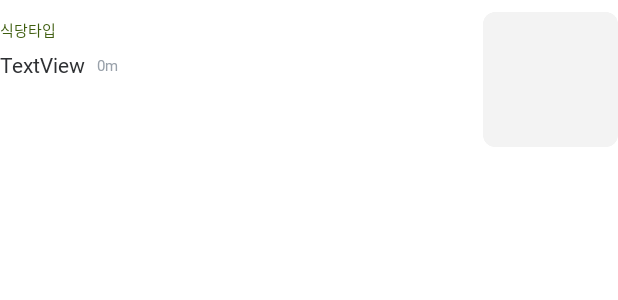
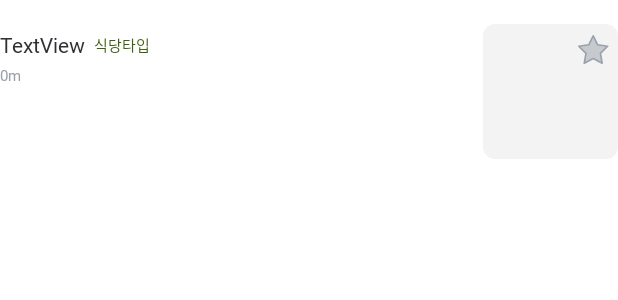
Before and after one commit to jeonghyeonee/jigu, an Android app: the layout recycler_rest_list.xml on its own in the app's theme, with its tools: preview values and no code run, on a phone screen of 412 x 824 dp. Shown: the top 300 px of the screen. Run offline under Robolectric (Android 15) with nearby library versions, the phone set to English and light mode, and no system bars.

Commit message:
modify rest page layout

```diff
--- /dev/null
+++ b/app/src/main/res/drawable/icon_rest_fav.xml
@@ -0,0 +1,7 @@
+<vector android:height="30dp" android:viewportHeight="12"
+    android:viewportWidth="12" android:width="30dp" xmlns:android="http://schemas.android.com/apk/res/android">
+    <path android:fillAlpha="0.5" android:fillColor="#99A1AA"
+        android:pathData="M6.258,1L7.882,4.291L11.515,4.822L8.886,7.383L9.507,11L6.258,9.291L3.008,11L3.629,7.383L1,4.822L4.633,4.291L6.258,1Z"
+        android:strokeColor="#99A1AA" android:strokeLineCap="round"
+        android:strokeLineJoin="round" android:strokeWidth="0.6"/>
+</vector>
--- a/app/src/main/res/layout/rest_list_recycler.xml
+++ b/app/src/main/res/layout/recycler_rest_list.xml
@@ -19,7 +19,7 @@
         <androidx.constraintlayout.widget.ConstraintLayout
             android:id="@+id/list_item"
             android:layout_width="match_parent"
-            android:layout_height="106dp"
+            android:layout_height="wrap_content"
             app:layout_constraintBottom_toBottomOf="parent"
             app:layout_constraintEnd_toEndOf="parent"
             app:layout_constraintStart_toStartOf="parent"
@@ -34,51 +34,75 @@
                 android:layout_marginBottom="16dp"
                 android:adjustViewBounds="true"
                 android:background="@drawable/radius_8dp"
+                android:clipToOutline="true"
+                android:outlineProvider="background"
                 android:scaleType="centerCrop"
                 app:layout_constraintBottom_toBottomOf="parent"
                 app:layout_constraintEnd_toEndOf="parent"
                 app:layout_constraintTop_toTopOf="parent"
+                app:srcCompat="@drawable/radius_8dp" />
+
+            <ImageView
+                android:id="@+id/starIcon"
+                android:layout_width="22dp"
+                android:layout_height="22dp"
+                android:layout_marginTop="22dp"
+                android:layout_marginEnd="6dp"
+                android:adjustViewBounds="true"
                 android:outlineProvider="background"
-                android:clipToOutline="true"
-                app:srcCompat="@drawable/radius_8dp" />
+                android:scaleType="fitCenter"
+                app:layout_constraintEnd_toEndOf="parent"
+                app:layout_constraintTop_toTopOf="parent"
+                app:srcCompat="@drawable/icon_rest_fav"/>
+
+            <TextView
+                android:id="@+id/rest_name"
+                android:layout_width="wrap_content"
+                android:layout_height="wrap_content"
+                android:layout_marginTop="4dp"
+                android:fontFamily="@font/pretendard_bold"
+                android:text="TextView"
+                android:textColor="@color/base_black"
+                android:textSize="14dp"
+                android:textStyle="normal"
+                app:layout_constraintStart_toStartOf="parent"
+                app:layout_constraintTop_toTopOf="@+id/restImg"/>
 
             <TextView
                 android:id="@+id/rest_type"
                 android:layout_width="wrap_content"
                 android:layout_height="wrap_content"
-                android:layout_marginTop="4dp"
-                android:fontFamily="@font/pretendard_bold"
+                android:layout_marginStart="6dp"
+                android:fontFamily="@font/pretendard_semibold"
                 android:textColor="@color/main_green_001"
                 android:textSize="10dp"
-                app:layout_constraintStart_toStartOf="parent"
-                app:layout_constraintTop_toTopOf="@+id/restImg"
+                app:layout_constraintBottom_toBottomOf="@+id/rest_name"
+                app:layout_constraintStart_toEndOf="@+id/rest_name"
+                app:layout_constraintTop_toTopOf="@+id/rest_name"
                 tools:text="식당타입" />
-
-            <TextView
-                android:id="@+id/rest_name"
-                android:layout_width="wrap_content"
-                android:layout_height="wrap_content"
-                android:layout_marginTop="6dp"
-                android:fontFamily="@font/pretendard_semibold"
-                android:text="TextView"
-                android:textColor="@color/base_black"
-                android:textSize="14dp"
-                android:textStyle="normal"
-                app:layout_constraintStart_toStartOf="@+id/rest_type"
-                app:layout_constraintTop_toBottomOf="@+id/rest_type" />
 
             <TextView
                 android:id="@+id/rest_dist"
                 android:layout_width="wrap_content"
                 android:layout_height="wrap_content"
-                android:layout_marginStart="8dp"
-                android:layout_marginBottom="2dp"
-                android:fontFamily="@font/pretendard_medium"
+                android:layout_marginTop="4dp"
+                android:fontFamily="@font/pretendard_semibold"
                 android:text="0m"
                 android:textColor="@color/gray030"
                 android:textSize="10dp"
-                app:layout_constraintBottom_toBottomOf="@+id/rest_name"
-                app:layout_constraintStart_toEndOf="@+id/rest_name" />
+                app:layout_constraintStart_toStartOf="parent"
+                app:layout_constraintTop_toBottomOf="@+id/rest_name" />
+
+            <View
+                android:id="@+id/divide_line"
+                android:layout_width="match_parent"
+                android:layout_height="1dp"
+                android:visibility="invisible"
+                android:background="@drawable/radius_8dp"
+                android:backgroundTint="@color/sub_grey_002"
+                app:layout_constraintBottom_toBottomOf="parent"
+                app:layout_constraintEnd_toEndOf="parent"
+                app:layout_constraintStart_toStartOf="parent" />
 
         </androidx.constraintlayout.widget.ConstraintLayout>
     </androidx.constraintlayout.widget.ConstraintLayout>
--- a/app/src/main/res/layout/sliding_up_panel.xml
+++ b/app/src/main/res/layout/sliding_up_panel.xml
@@ -108,7 +108,7 @@
                     android:id="@+id/rest_list_recycler"
                     android:layout_width="match_parent"
                     android:layout_height="wrap_content"
-                    tools:listitem="@layout/rest_list_recycler"/>
+                    tools:listitem="@layout/recycler_rest_list"/>
             </ScrollView>
 
         </LinearLayout>
```
Also changed, not shown: app/src/main/java/com/app/veggie/restSearch/restMap.kt (+63 -35 lines), app/src/main/res/layout/fragment_rest_map.xml (+15 -0 lines), app/src/main/res/layout/layout_rest_content.xml (added, +24 -0 lines), app/src/main/res/drawable/icon_star_empty.png (added), app/src/main/res/drawable/icon_star_filled.png (added).
